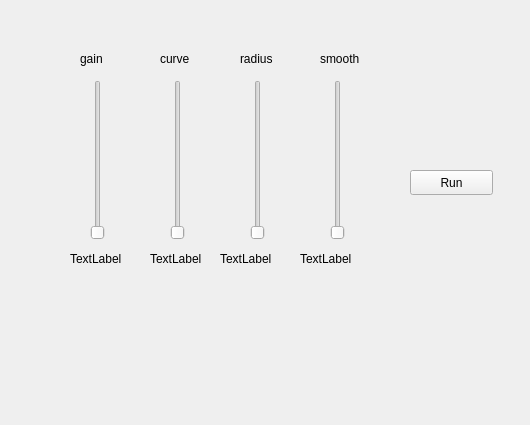
kureta/zak_visuals, file berlin/ui/main.ui: the form before one commit.
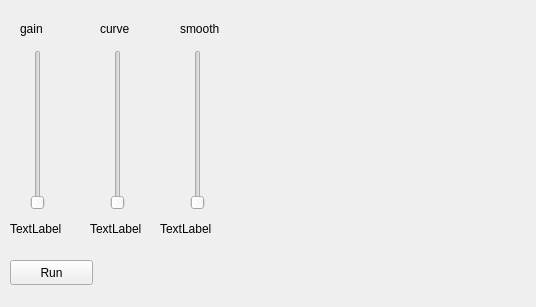
The form after the commit.

Commit message: renamed size to smooth. radius did nothing, so deleted it.

```diff
--- a/berlin/ui/main.ui
+++ b/berlin/ui/main.ui
@@ -6,8 +6,8 @@
    <rect>
     <x>0</x>
     <y>0</y>
-    <width>530</width>
-    <height>425</height>
+    <width>536</width>
+    <height>307</height>
    </rect>
   </property>
   <property name="windowTitle">
@@ -20,8 +20,8 @@
    <widget class="QSlider" name="gain_slider">
     <property name="geometry">
      <rect>
-      <x>90</x>
-      <y>80</y>
+      <x>30</x>
+      <y>50</y>
       <width>16</width>
       <height>160</height>
      </rect>
@@ -36,24 +36,8 @@
    <widget class="QSlider" name="curve_slider">
     <property name="geometry">
      <rect>
-      <x>170</x>
-      <y>80</y>
-      <width>16</width>
-      <height>160</height>
-     </rect>
-    </property>
-    <property name="maximum">
-     <number>1000</number>
-    </property>
-    <property name="orientation">
-     <enum>Qt::Vertical</enum>
-    </property>
-   </widget>
-   <widget class="QSlider" name="radius_slider">
-    <property name="geometry">
-     <rect>
-      <x>250</x>
-      <y>80</y>
+      <x>110</x>
+      <y>50</y>
       <width>16</width>
       <height>160</height>
      </rect>
@@ -68,8 +52,8 @@
    <widget class="QPushButton" name="run_button">
     <property name="geometry">
      <rect>
-      <x>410</x>
-      <y>170</y>
+      <x>10</x>
+      <y>260</y>
       <width>83</width>
       <height>25</height>
      </rect>
@@ -81,8 +65,8 @@
    <widget class="QLabel" name="gain_label">
     <property name="geometry">
      <rect>
-      <x>70</x>
-      <y>250</y>
+      <x>10</x>
+      <y>220</y>
       <width>64</width>
       <height>17</height>
      </rect>
@@ -94,21 +78,8 @@
    <widget class="QLabel" name="curve_label">
     <property name="geometry">
      <rect>
-      <x>150</x>
-      <y>250</y>
-      <width>64</width>
-      <height>17</height>
-     </rect>
-    </property>
-    <property name="text">
-     <string>TextLabel</string>
-    </property>
-   </widget>
-   <widget class="QLabel" name="radius_label">
-    <property name="geometry">
-     <rect>
-      <x>220</x>
-      <y>250</y>
+      <x>90</x>
+      <y>220</y>
       <width>64</width>
       <height>17</height>
      </rect>
@@ -120,8 +91,8 @@
    <widget class="QLabel" name="label">
     <property name="geometry">
      <rect>
-      <x>80</x>
-      <y>50</y>
+      <x>20</x>
+      <y>20</y>
       <width>31</width>
       <height>17</height>
      </rect>
@@ -133,8 +104,8 @@
    <widget class="QLabel" name="label_2">
     <property name="geometry">
      <rect>
-      <x>160</x>
-      <y>50</y>
+      <x>100</x>
+      <y>20</y>
       <width>41</width>
       <height>17</height>
      </rect>
@@ -143,24 +114,11 @@
      <string>curve</string>
     </property>
    </widget>
-   <widget class="QLabel" name="label_3">
-    <property name="geometry">
-     <rect>
-      <x>240</x>
-      <y>50</y>
-      <width>41</width>
-      <height>17</height>
-     </rect>
-    </property>
-    <property name="text">
-     <string>radius</string>
-    </property>
-   </widget>
    <widget class="QLabel" name="label_4">
     <property name="geometry">
      <rect>
-      <x>320</x>
-      <y>50</y>
+      <x>180</x>
+      <y>20</y>
       <width>51</width>
       <height>17</height>
      </rect>
@@ -172,8 +130,8 @@
    <widget class="QSlider" name="smooth_slider">
     <property name="geometry">
      <rect>
-      <x>330</x>
-      <y>80</y>
+      <x>190</x>
+      <y>50</y>
       <width>16</width>
       <height>160</height>
      </rect>
@@ -191,8 +149,8 @@
    <widget class="QLabel" name="smooth_label">
     <property name="geometry">
      <rect>
-      <x>300</x>
-      <y>250</y>
+      <x>160</x>
+      <y>220</y>
       <width>64</width>
       <height>17</height>
      </rect>
```
The commit also changes 2 other files.
